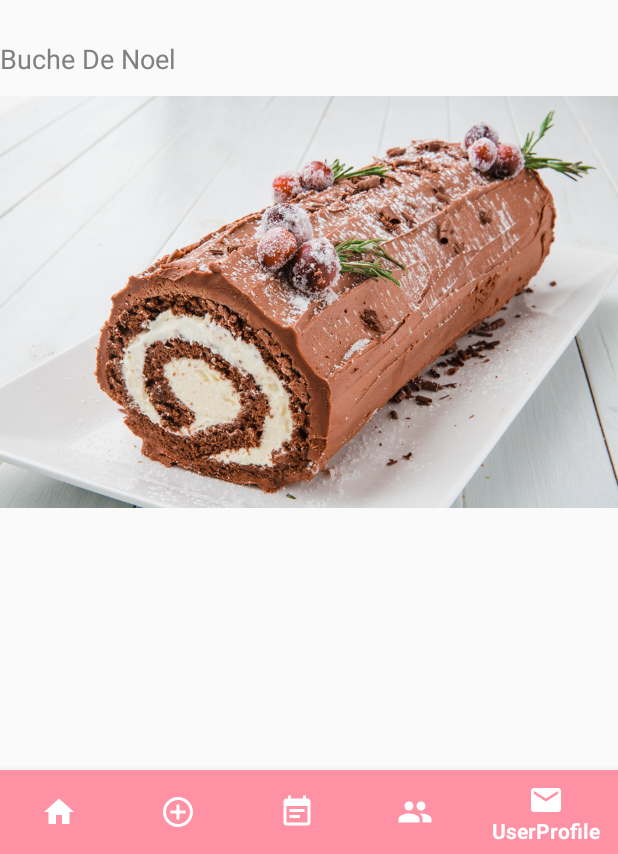
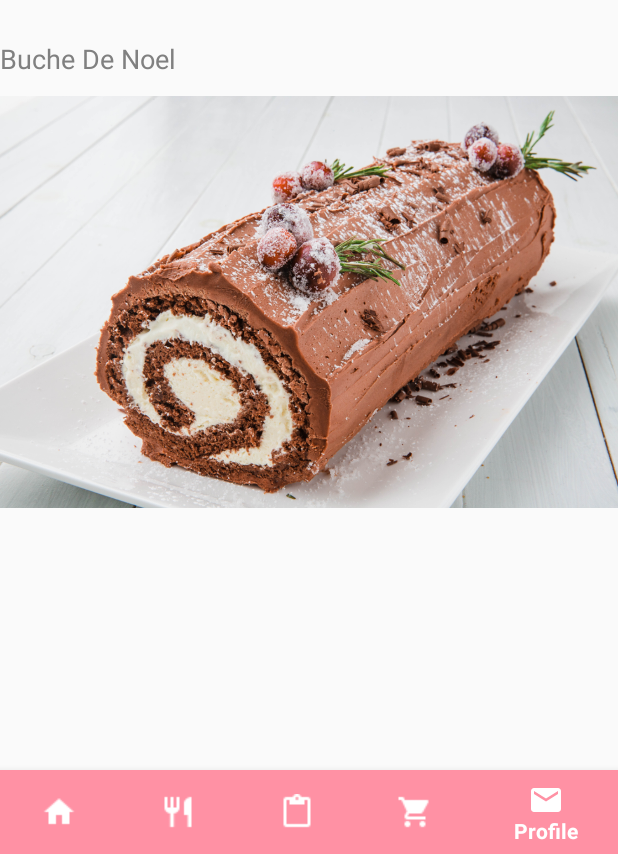
Before and after one commit to jo32pilot/Food-for-Thought, an Android app: the screen it shows after launch once a user with an empty profile is signed in (HomeActivity), item 5 of the bottom bar chosen, on a phone screen of 412 x 824 dp, the part 382-1236 px from its top. Run offline under Robolectric (Android 15) with nearby library versions, the phone set to English and light mode, and no system bars; our stand-ins replace Firebase (no records; nobody signed in at launch, a user with empty details on screens opened directly).

Commit message:
UI button navbar changes
- Changed button description
- Change navbar pictures

```diff
--- a/FoodForThought/app/src/main/res/menu/bottom_nav_menu.xml
+++ b/FoodForThought/app/src/main/res/menu/bottom_nav_menu.xml
@@ -2,23 +2,23 @@
 <menu xmlns:android="http://schemas.android.com/apk/res/android">
 
     <item android:id="@+id/HomeItem"
-        android:icon="@drawable/ic_homeicon"
+        android:icon="@drawable/homeicon"
         android:title="@string/home" />
 
     <item android:id="@+id/RecipeItem"
-        android:icon="@drawable/ic_add_recipe"
-        android:title="Add Recipe"/>
+        android:icon="@drawable/forkandknife"
+        android:title="Recipes"/>
 
     <item android:id="@+id/InventoryItem"
-        android:icon="@drawable/ic_savedrecipe"
+        android:icon="@drawable/clipboard"
         android:title="Inventory" />
 
     <item android:id="@+id/ShoppingItem"
-        android:icon="@drawable/ic_shareicon"
+        android:icon="@drawable/shoppingcart"
         android:title="Shopping" />
 
     <item android:id="@+id/UserProfileItem"
         android:icon="@drawable/ic_message"
-        android:title="UserProfile" />
+        android:title="Profile" />
 
 </menu>
```
Also changed, not shown: FoodForThought/app/src/main/res/drawable/clipboard.png (added), FoodForThought/app/src/main/res/drawable/forkandknife.png (added), FoodForThought/app/src/main/res/drawable/homeicon.png (added), FoodForThought/app/src/main/res/drawable/shoppingcart.png (added).
